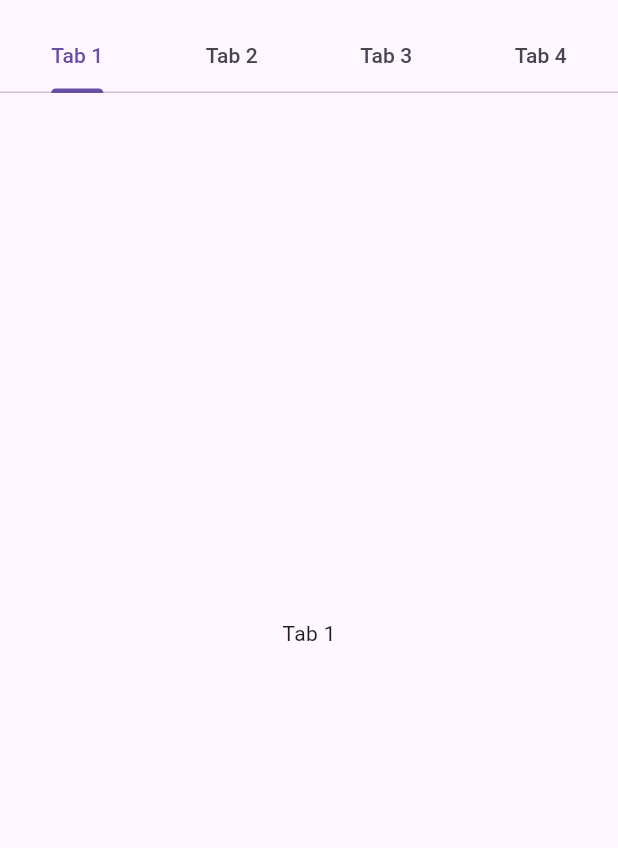
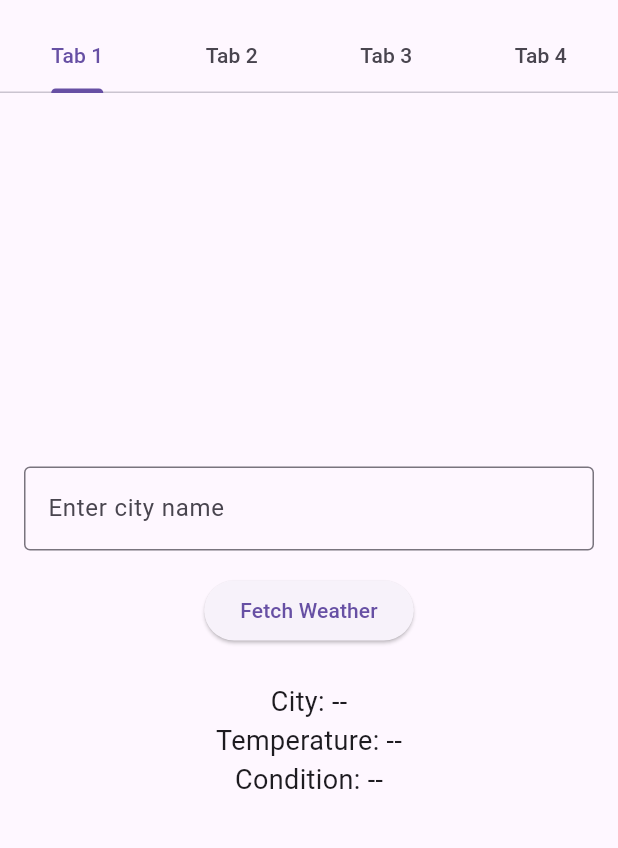
Before and after one commit to lajacl/weather_info_app, a Flutter app: the screen it shows after launch, on a phone screen of 412 x 824 dp, the part 63-911 px from its top. Run offline on Flutter 3.47's test engine with Material 3 defaults, Android fonts, the phone set to English and light mode, and no system bars.

Commit message:
Basic UI with input field and button

```diff
--- a/lib/main.dart
+++ b/lib/main.dart
@@ -66,9 +66,86 @@ class __TabsNonScrollableDemoState extends State<_TabsNonScrollableDemo>
         controller: _tabController,
         children: [
           // hint for the to do task:Considering creating the different for different tabs
-          for (final tab in tabs) Center(child: Text(tab)),
+          TabContentOne(),
+          TabContentTwo(),
+          TabContentThree(),
+          TabContentFour(),
         ],
       ),
     );
   }
 }
+
+class TabContentOne extends StatefulWidget {
+  @override
+  _WeatherWidgetState createState() => _WeatherWidgetState();
+}
+
+class _WeatherWidgetState extends State<TabContentOne> {
+  final TextEditingController _cityController = TextEditingController();
+
+  String cityName = "City: --";
+  String temperature = "Temperature: --";
+  String condition = "Condition: --";
+
+  void _fetchWeather() {
+    setState(() {
+      // For now, just display the input and mock data
+      cityName = "City: ${_cityController.text}";
+      temperature = "Temperature: 25°C"; // placeholder
+      condition = "Condition: Sunny"; // placeholder
+    });
+  }
+
+  @override
+  Widget build(BuildContext context) {
+    return Padding(
+      padding: const EdgeInsets.all(16.0),
+      child: Column(
+        mainAxisAlignment: MainAxisAlignment.center,
+        children: [
+          TextField(
+            controller: _cityController,
+            decoration: InputDecoration(
+              labelText: "Enter city name",
+              border: OutlineInputBorder(),
+            ),
+          ),
+          SizedBox(height: 16),
+          ElevatedButton(
+            onPressed: _fetchWeather,
+            child: Text("Fetch Weather"),
+          ),
+          SizedBox(height: 24),
+          Text(cityName, style: TextStyle(fontSize: 18)),
+          Text(temperature, style: TextStyle(fontSize: 18)),
+          Text(condition, style: TextStyle(fontSize: 18)),
+        ],
+      ),
+    );
+  }
+}
+
+class TabContentTwo extends StatelessWidget {
+  @override
+  Widget build(BuildContext context) {
+    // TODO: implement build
+    throw UnimplementedError();
+  }
+}
+
+class TabContentThree extends StatelessWidget {
+  @override
+  Widget build(BuildContext context) {
+    // TODO: implement build
+    throw UnimplementedError();
+  }
+}
+
+class TabContentFour extends StatelessWidget {
+  @override
+  Widget build(BuildContext context) {
+    // TODO: implement build
+    throw UnimplementedError();
+  }
+}
```
